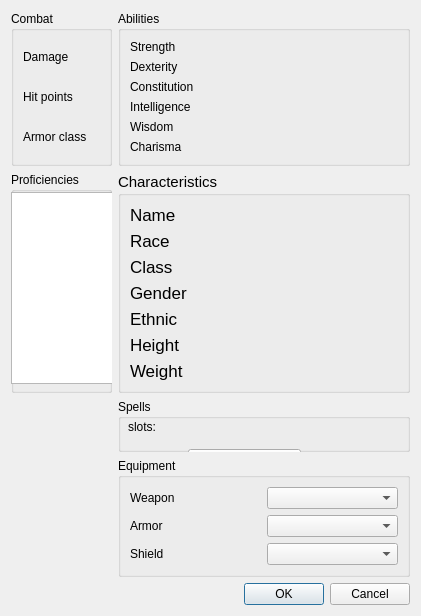
Qt form pyQTApp/qt_designer_widgets/character_dialog.ui (codingame-team/DnD-5th-Edition-API) before a commit.
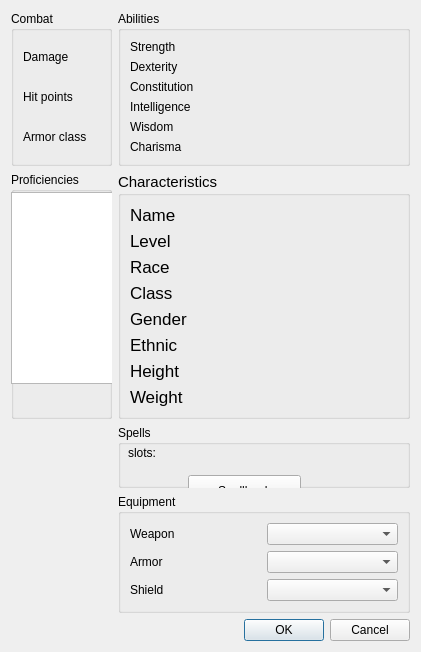
The same form after that commit.

Commit message: add Level info

Diff of the .ui file:
```diff
--- a/pyQTApp/qt_designer_widgets/character_dialog.ui
+++ b/pyQTApp/qt_designer_widgets/character_dialog.ui
@@ -7,7 +7,7 @@
     <x>0</x>
     <y>0</y>
     <width>421</width>
-    <height>616</height>
+    <height>652</height>
    </rect>
   </property>
   <property name="windowTitle">
@@ -244,21 +244,109 @@
       <property name="sizeConstraint">
        <enum>QLayout::SetMinAndMaxSize</enum>
       </property>
-      <item row="0" column="1">
-       <widget class="QLabel" name="name_label">
+      <item row="8" column="0">
+       <widget class="QLabel" name="label_18">
+        <property name="font">
+         <font>
+          <pointsize>13</pointsize>
+          <weight>50</weight>
+          <bold>false</bold>
+          <underline>false</underline>
+         </font>
+        </property>
         <property name="text">
+         <string>Weight</string>
+        </property>
+       </widget>
+      </item>
+      <item row="7" column="1">
+       <widget class="QLabel" name="height_label">
+        <property name="text">
          <string/>
         </property>
        </widget>
       </item>
-      <item row="4" column="1">
+      <item row="5" column="1">
+       <widget class="QLabel" name="gender_label">
+        <property name="font">
+         <font>
+          <pointsize>13</pointsize>
+         </font>
+        </property>
+        <property name="text">
+         <string/>
+        </property>
+       </widget>
+      </item>
+      <item row="0" column="0">
+       <widget class="QLabel" name="label_17">
+        <property name="font">
+         <font>
+          <pointsize>13</pointsize>
+          <weight>50</weight>
+          <bold>false</bold>
+          <underline>false</underline>
+          <kerning>true</kerning>
+         </font>
+        </property>
+        <property name="text">
+         <string>Name</string>
+        </property>
+       </widget>
+      </item>
+      <item row="4" column="0">
+       <widget class="QLabel" name="label_13">
+        <property name="font">
+         <font>
+          <pointsize>13</pointsize>
+          <weight>50</weight>
+          <bold>false</bold>
+          <underline>false</underline>
+          <kerning>true</kerning>
+         </font>
+        </property>
+        <property name="text">
+         <string>Class</string>
+        </property>
+       </widget>
+      </item>
+      <item row="6" column="0">
+       <widget class="QLabel" name="label_15">
+        <property name="font">
+         <font>
+          <pointsize>13</pointsize>
+          <weight>50</weight>
+          <bold>false</bold>
+          <underline>false</underline>
+         </font>
+        </property>
+        <property name="text">
+         <string>Ethnic</string>
+        </property>
+       </widget>
+      </item>
+      <item row="8" column="1">
+       <widget class="QLabel" name="weight_label">
+        <property name="text">
+         <string/>
+        </property>
+       </widget>
+      </item>
+      <item row="6" column="1">
        <widget class="QLabel" name="ethnic_label">
         <property name="text">
          <string/>
         </property>
        </widget>
       </item>
-      <item row="1" column="0">
+      <item row="0" column="1">
+       <widget class="QLabel" name="name_label">
+        <property name="text">
+         <string/>
+        </property>
+       </widget>
+      </item>
+      <item row="3" column="0">
        <widget class="QLabel" name="label_8">
         <property name="font">
          <font>
@@ -274,7 +362,7 @@
         </property>
        </widget>
       </item>
-      <item row="3" column="0">
+      <item row="5" column="0">
        <widget class="QLabel" name="label_16">
         <property name="font">
          <font>
@@ -290,7 +378,7 @@
         </property>
        </widget>
       </item>
-      <item row="2" column="1">
+      <item row="4" column="1">
        <widget class="QLabel" name="class_label">
         <property name="font">
          <font>
@@ -306,7 +394,23 @@
         </property>
        </widget>
       </item>
-      <item row="5" column="0">
+      <item row="3" column="1">
+       <widget class="QLabel" name="race_label">
+        <property name="font">
+         <font>
+          <pointsize>13</pointsize>
+          <weight>50</weight>
+          <bold>false</bold>
+          <underline>false</underline>
+          <kerning>true</kerning>
+         </font>
+        </property>
+        <property name="text">
+         <string/>
+        </property>
+       </widget>
+      </item>
+      <item row="7" column="0">
        <widget class="QLabel" name="label_19">
         <property name="font">
          <font>
@@ -321,110 +425,29 @@
         </property>
        </widget>
       </item>
+      <item row="1" column="0">
+       <widget class="QLabel" name="label_23">
+        <property name="font">
+         <font>
+          <pointsize>13</pointsize>
+          <weight>50</weight>
+          <bold>false</bold>
+          <underline>false</underline>
+          <kerning>true</kerning>
+         </font>
+        </property>
+        <property name="text">
+         <string>Level</string>
+        </property>
+       </widget>
+      </item>
       <item row="1" column="1">
-       <widget class="QLabel" name="race_label">
-        <property name="font">
-         <font>
-          <pointsize>13</pointsize>
-          <weight>50</weight>
-          <bold>false</bold>
-          <underline>false</underline>
-          <kerning>true</kerning>
-         </font>
-        </property>
+       <widget class="QLabel" name="level_label">
         <property name="text">
          <string/>
         </property>
        </widget>
       </item>
-      <item row="6" column="1">
-       <widget class="QLabel" name="weight_label">
-        <property name="text">
-         <string/>
-        </property>
-       </widget>
-      </item>
-      <item row="4" column="0">
-       <widget class="QLabel" name="label_15">
-        <property name="font">
-         <font>
-          <pointsize>13</pointsize>
-          <weight>50</weight>
-          <bold>false</bold>
-          <underline>false</underline>
-         </font>
-        </property>
-        <property name="text">
-         <string>Ethnic</string>
-        </property>
-       </widget>
-      </item>
-      <item row="5" column="1">
-       <widget class="QLabel" name="height_label">
-        <property name="text">
-         <string/>
-        </property>
-       </widget>
-      </item>
-      <item row="3" column="1">
-       <widget class="QLabel" name="gender_label">
-        <property name="font">
-         <font>
-          <pointsize>13</pointsize>
-         </font>
-        </property>
-        <property name="text">
-         <string/>
-        </property>
-       </widget>
-      </item>
-      <item row="6" column="0">
-       <widget class="QLabel" name="label_18">
-        <property name="font">
-         <font>
-          <pointsize>13</pointsize>
-          <weight>50</weight>
-          <bold>false</bold>
-          <underline>false</underline>
-         </font>
-        </property>
-        <property name="text">
-         <string>Weight</string>
-        </property>
-       </widget>
-      </item>
-      <item row="0" column="0">
-       <widget class="QLabel" name="label_17">
-        <property name="font">
-         <font>
-          <pointsize>13</pointsize>
-          <weight>50</weight>
-          <bold>false</bold>
-          <underline>false</underline>
-          <kerning>true</kerning>
-         </font>
-        </property>
-        <property name="text">
-         <string>Name</string>
-        </property>
-       </widget>
-      </item>
-      <item row="2" column="0">
-       <widget class="QLabel" name="label_13">
-        <property name="font">
-         <font>
-          <pointsize>13</pointsize>
-          <weight>50</weight>
-          <bold>false</bold>
-          <underline>false</underline>
-          <kerning>true</kerning>
-         </font>
-        </property>
-        <property name="text">
-         <string>Class</string>
-        </property>
-       </widget>
-      </item>
      </layout>
     </widget>
    </item>
```
The commit also changes 2 other files.
